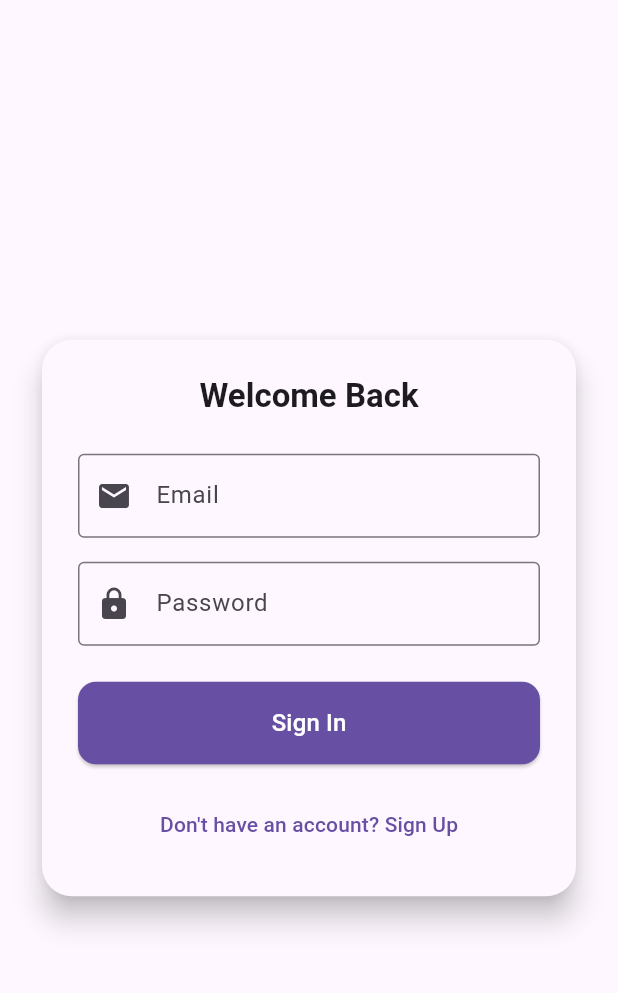
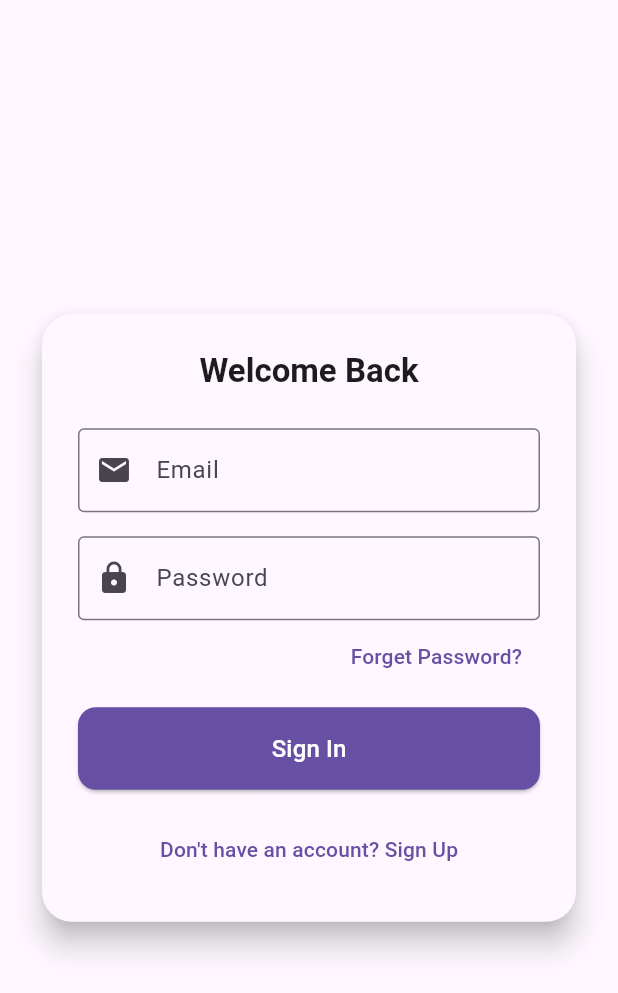
Before and after one commit to darshanvaru/Kvizz, a Flutter app: the screen it shows after launch, on a phone screen of 412 x 824 dp. Shown: the top 993 px of the screen. Run offline on Flutter 3.47's test engine with Material 3 defaults, Android fonts, the phone set to English and light mode, and no system bars; our stand-ins replace file_picker, flutter_dotenv, flutter_svg, shared_preferences, socket_io_client; accounts and stored records are empty; network calls fail.

Commit message:
Add "Forget Password" navigation to AuthScreen and refactor account deletion to use UserService

```diff
--- a/lib/api_endpoints.dart
+++ b/lib/api_endpoints.dart
@@ -7,6 +7,8 @@ class ApiEndpoints {
   static String get getMe => '$baseUrl/users/me';
   static String get updateMe => '$baseUrl/users/update-info';
   static String get updateMyPassword => '$baseUrl/users/update-password';
+  static String get forgetPassword=> '$baseUrl/users/forgot-password';
+  static String get resetPassword=> '$baseUrl/users/reset-password';
 
   // ------------------------ AUTH ------------------------
   static String get login => '$baseUrl/users/login';
--- a/lib/providers/auth_provider.dart
+++ b/lib/providers/auth_provider.dart
@@ -2,6 +2,7 @@ import 'dart:async';
 
 import 'package:flutter/cupertino.dart';
 import 'package:kvizz/services/auth_service.dart';
+import 'package:kvizz/services/user_service.dart';
 import 'package:shared_preferences/shared_preferences.dart';
 
 import '../enums/enums.dart';
@@ -14,7 +15,6 @@ class AuthProvider extends ChangeNotifier {
   AuthStatus _state = AuthStatus.checking;
   AuthStatus get state => _state;
 
-  // Called at app startup
   Future<void> init() async {
     if (_initialized) return;
     _initialized = true;
@@ -98,7 +98,7 @@ class AuthProvider extends ChangeNotifier {
   }
 
   Future<bool> deleteAccount() async {
-    final success = await _authService.deleteAccount();
+    final success = await UserService().deleteAccount();
 
     if (!success) return false;
     _state = AuthStatus.unauthenticated;
--- a/lib/screens/auth_screen.dart
+++ b/lib/screens/auth_screen.dart
@@ -1,4 +1,5 @@
 import 'package:flutter/material.dart';
+import 'package:kvizz/screens/forget_password_screen.dart';
 import 'package:shared_preferences/shared_preferences.dart';
 import 'package:provider/provider.dart';
 
@@ -214,6 +215,7 @@ class _AuthScreenState extends State<AuthScreen> with TickerProviderStateMixin {
           },
         ),
         const SizedBox(height: 16),
+
         TextFormField(
           controller: _passwordController,
           enabled: !isLoading,
@@ -230,6 +232,20 @@ class _AuthScreenState extends State<AuthScreen> with TickerProviderStateMixin {
           //   return null;
           // },
         ),
+        Align(
+          alignment: Alignment.centerRight,
+          child: TextButton(
+            onPressed: isLoading
+                ? null
+                : () => Navigator.of(context).push(
+                  MaterialPageRoute(builder: (context) => ForgetPasswordScreen())
+                ),
+            child: Text( "Forget Password?", style: TextStyle(
+                color: isLoading ? Colors.grey : Theme.of(context).colorScheme.primary,
+              ),
+            ),
+          ),
+        )
       ],
     );
   }
@@ -389,7 +405,7 @@ class _AuthScreenState extends State<AuthScreen> with TickerProviderStateMixin {
                                 ? _buildLoginInFields()
                                 : _buildSignUpFields(),
                           ),
-                          const SizedBox(height: 24),
+                          const SizedBox(height: 10),
                           // Submit button
                           SizedBox(
                             width: double.infinity,
```
